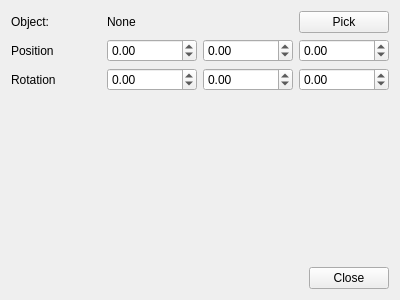
Old version of the form src/ui/widget_transform.ui in the repository bezierC0/Qt_OCC.
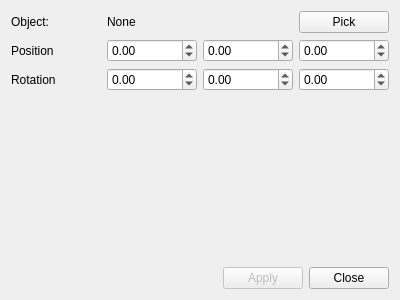
New version of the form.

```diff
--- a/src/ui/widget_transform.ui
+++ b/src/ui/widget_transform.ui
@@ -143,6 +143,16 @@
        </property>
       </spacer>
      </item>
+     <item>
+      <widget class="QPushButton" name="pushButtonApply">
+       <property name="enabled">
+        <bool>false</bool>
+       </property>
+       <property name="text">
+        <string>Apply</string>
+       </property>
+      </widget>
+     </item>
      <item>
       <widget class="QPushButton" name="pushButtonClose">
        <property name="text">
```
